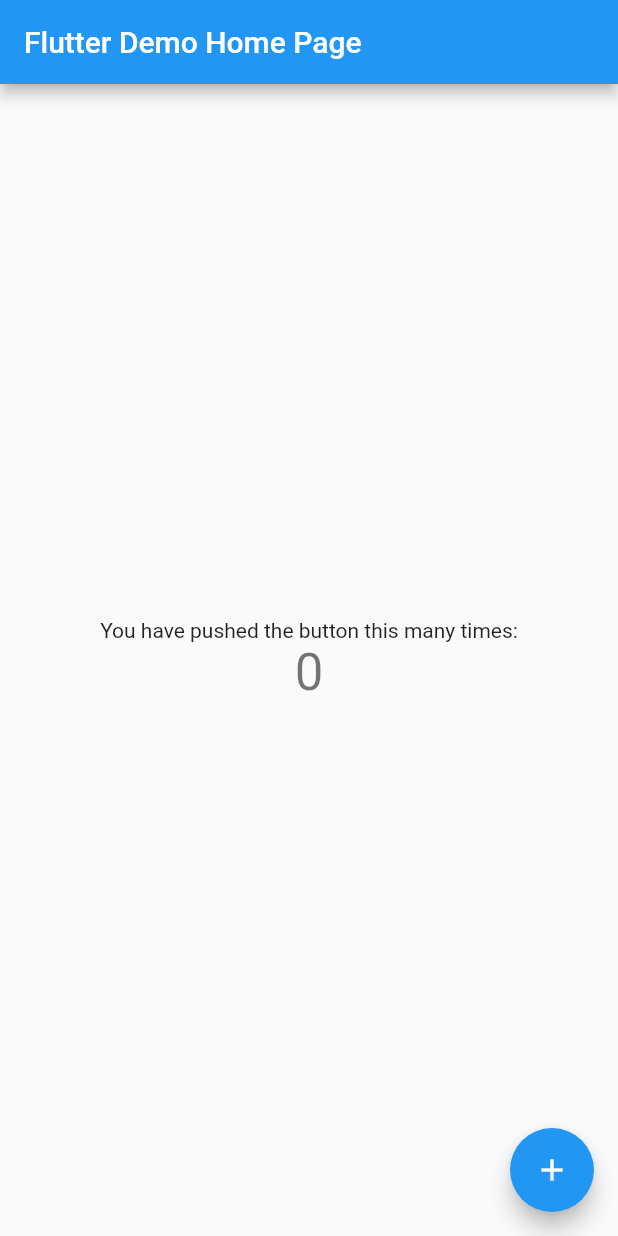
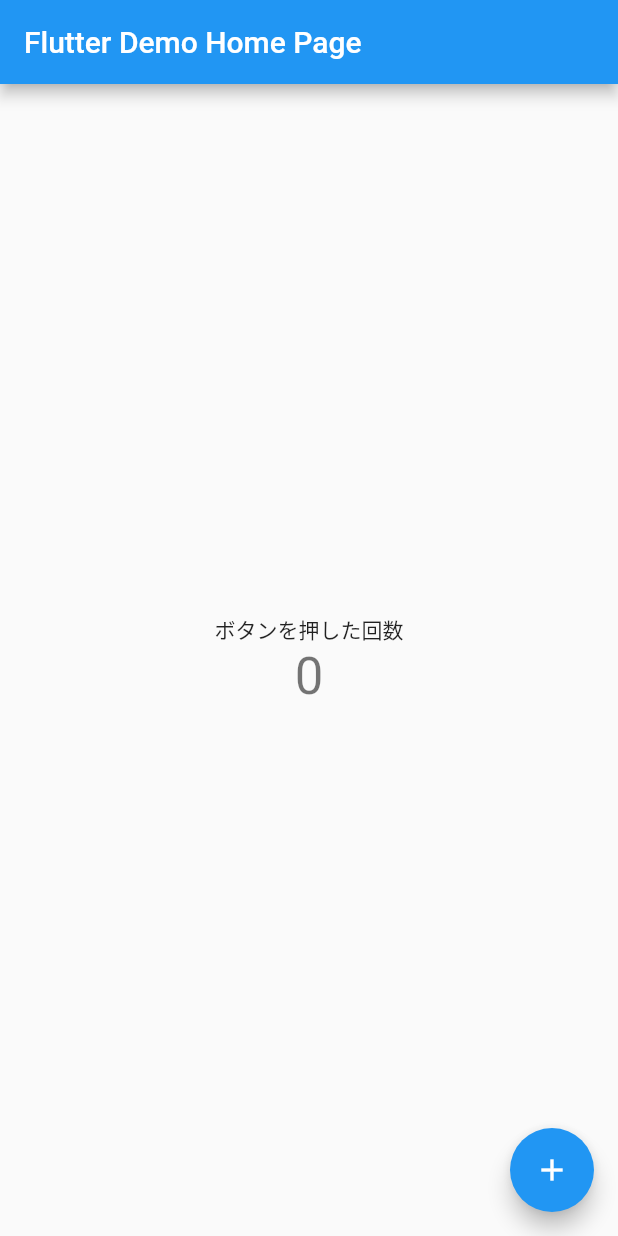
Before and after one commit to junjunjj625/flutter06, a Flutter app: the screen it shows after launch, on a phone screen of 412 x 824 dp. Run offline on Flutter 3.47's test engine with Material 2 defaults, Android fonts, the phone set to English and light mode, and no system bars.

Commit message:
表示を日本語化

```diff
--- a/lib/main.dart
+++ b/lib/main.dart
@@ -96,7 +96,7 @@ class _MyHomePageState extends State<MyHomePage> {
           mainAxisAlignment: MainAxisAlignment.center,
           children: <Widget>[
             const Text(
-              'You have pushed the button this many times:',
+              'ボタンを押した回数',
             ),
             Text(
               '$_counter',
```
